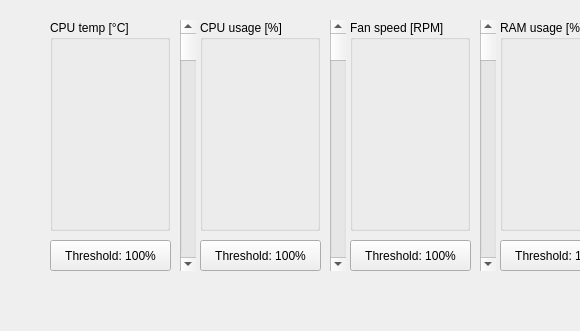
Qt form mainUI.ui (RadoslawDebinski/Production-line-simulator) before a commit; both pictures show x 0 to 580 and y 0 to 331 of the 685 by 482 pixel window.
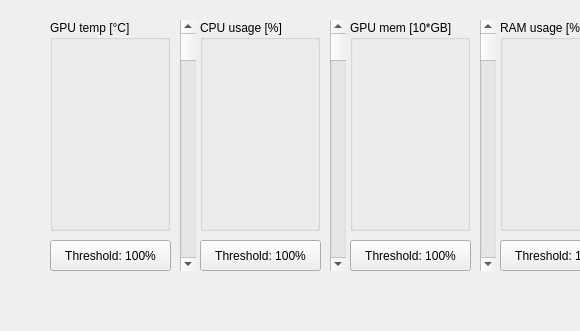
The same form after that commit.

The edit to the form file:
```diff
--- a/mainUI.ui
+++ b/mainUI.ui
@@ -24,7 +24,7 @@
      </rect>
     </property>
     <property name="title">
-     <string>CPU temp [°C]</string>
+     <string>GPU temp [°C]</string>
     </property>
    </widget>
    <widget class="QGroupBox" name="cpuUseGroupBox">
@@ -50,7 +50,7 @@
      </rect>
     </property>
     <property name="title">
-     <string>Fan speed [RPM]</string>
+     <string>GPU mem [10*GB]</string>
     </property>
    </widget>
    <widget class="QGroupBox" name="ramGroupBox">
```
Left out of the diff: 2 changed lines with no effect on the pictures.
